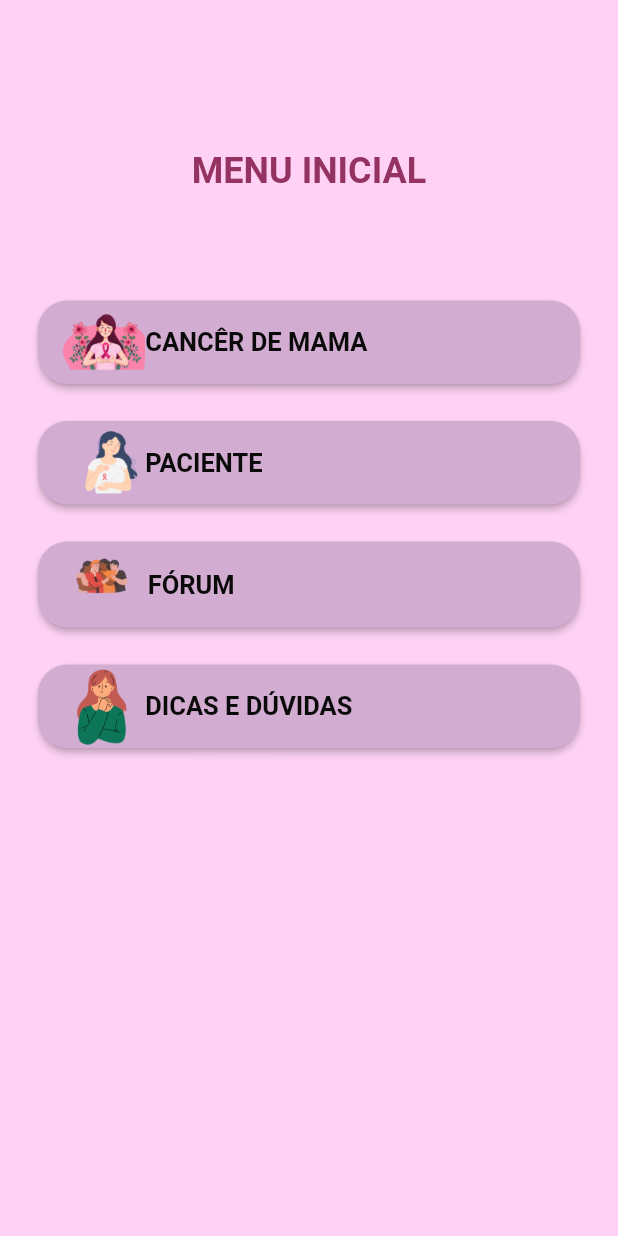
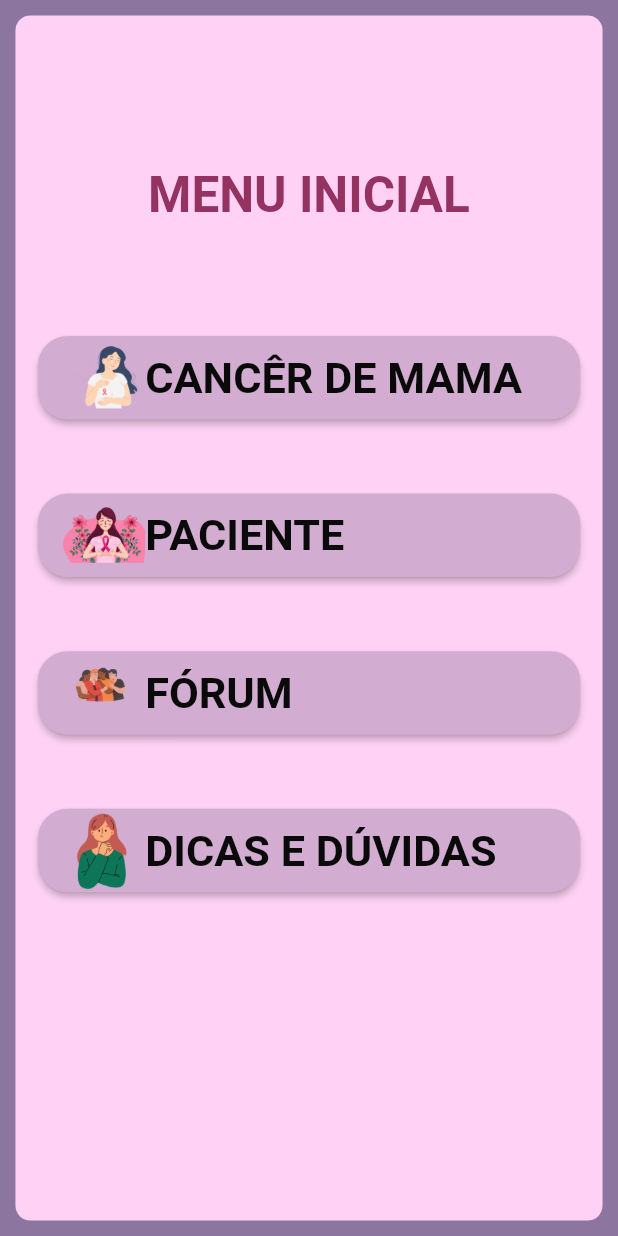
Before and after one commit to andressatlopes/FlutterProject, a Flutter app: the Menu screen opened directly, on a phone screen of 412 x 824 dp. Run offline on Flutter 3.47's test engine with Material 2 defaults, Android fonts, the phone set to English and light mode, and no system bars; our stand-ins replace firebase_auth, firebase_core; accounts and stored records are empty.

```diff
--- a/lib/cadastro.dart
+++ b/lib/cadastro.dart
@@ -4,8 +4,8 @@ import 'package:firebase_core/firebase_core.dart';
 import 'package:firebase_auth/firebase_auth.dart';
 
 void main() async {
-  WidgetsFlutterBinding.ensureInitialized();
-  await Firebase.initializeApp();
+  //await Firebase.initializeApp();
+  //WidgetsFlutterBinding.ensureInitialized();
   runApp(const Cadastro());
 }
 
--- a/lib/cadastro2.dart
+++ b/lib/cadastro2.dart
@@ -7,8 +7,9 @@ import 'package:firebase_core/firebase_core.dart';
 import 'package:firebase_auth/firebase_auth.dart';
 
 void main() async {
-  WidgetsFlutterBinding.ensureInitialized();
-  await Firebase.initializeApp();
+  // await Firebase.initializeApp();
+  //WidgetsFlutterBinding.ensureInitialized();
+
   runApp(const MyApp());
 }
 
--- a/lib/main.dart
+++ b/lib/main.dart
@@ -8,8 +8,18 @@ import 'package:firebase_auth/firebase_auth.dart';
 
 void main() async {
   WidgetsFlutterBinding.ensureInitialized();
+  await Firebase.initializeApp(
+    options: const FirebaseOptions(
+      apiKey: 'AIzaSyDJJI5hxVzrjVWPyxqaLvTZF1tH4xWYuDg',
+      appId: '1:766213068289:web:6d94302cd2928d4e82d200',
+      messagingSenderId: '766213068289',
+      projectId: 'medicinacelso',
+      authDomain: 'medicinacelso.firebaseapp.com',
+      storageBucket: 'medicinacelso.appspot.com',
+      measurementId: 'G-TT4GXQPSV8',
+    ),
+  );
   runApp(const MyApp());
-  await Firebase.initializeApp();
 }
 
 class MyApp extends StatelessWidget {
--- a/lib/menu/menuInicial.dart
+++ b/lib/menu/menuInicial.dart
@@ -1,13 +1,10 @@
+// ignore_for_file: file_names
 import 'package:flutter/material.dart';
 import 'forum.dart';
 import 'package:url_launcher/url_launcher.dart';
 
 final Uri _url = Uri.parse(
     'https://parte-html-cancer-de-mama.tallesgabriel1.repl.co/cancerdemama.html');
-final Uri _url2 = Uri.parse(
-    'https://parte-html-cancer-de-mama.tallesgabriel1.repl.co/DicaseDuvidas.html');
-final Uri _url3 = Uri.parse(
-    'https://parte-html-cancer-de-mama.tallesgabriel1.repl.co/Paciente.html');
 
 void main() {
   runApp(const Menu());
@@ -19,24 +16,36 @@ class Menu extends StatelessWidget {
   @override
   Widget build(BuildContext context) {
     return Scaffold(
-        backgroundColor: const Color.fromARGB(255, 255, 210, 245),
-        body: Column(
+        backgroundColor: const Color(0xFF8C759F),
+        body: Center(
+            child: Container(
+          decoration: BoxDecoration(
+            borderRadius: BorderRadius.circular(10), // Set the border radius
+            color: const Color.fromARGB(
+                255, 255, 210, 245), // Set the background color
+          ),
+          width: MediaQuery.of(context).size.width * 0.95,
+          height: MediaQuery.of(context).size.height -
+              MediaQuery.of(context).size.width * 0.05,
+          /*decoration: BoxDecoration(
+            color: const Color.fromARGB(
+                255, 255, 210, 245), // Set the background color
+            borderRadius: BorderRadius.circular(10), // Set the border radius
+          ),*/
+          child: Column(
             crossAxisAlignment: CrossAxisAlignment.center,
             children: [
-            const SizedBox(
-              height: 100,
-            ),
-            const Text(
+              Padding(
+                padding: const EdgeInsets.only(
+                    left: 30, top: 100, right: 30, bottom: 50),
+                child: Text(
                   'MENU INICIAL',
                   style: TextStyle(
-                fontSize: 24,
+                    fontSize: MediaQuery.of(context).size.width * 0.08,
                     fontWeight: FontWeight.bold,
-                color: Color.fromARGB(255, 148, 51, 98),
+                    color: const Color.fromARGB(255, 148, 51, 98),
                   ),
-              textAlign: TextAlign.center,
                 ),
-            const SizedBox(
-              height: 60,
               ),
               ListView(
                 shrinkWrap: true,
@@ -44,7 +53,49 @@ class Menu extends StatelessWidget {
                   Center(
                     child: Padding(
                       padding: EdgeInsets.symmetric(
-                        vertical: MediaQuery.of(context).size.width * 0.03),
+                          vertical: MediaQuery.of(context).size.width * 0.06),
+                      child: ElevatedButton(
+                        style: ElevatedButton.styleFrom(
+                          backgroundColor: const Color(0xFFd2acd1),
+                          shape: RoundedRectangleBorder(
+                            borderRadius: BorderRadius.circular(20),
+                          ),
+                        ),
+                        onPressed: () async {
+                          await launchUrl(_url);
+                        },
+                        child: SizedBox(
+                          width: MediaQuery.of(context).size.width * 4 / 5,
+                          child: Row(
+                            mainAxisAlignment: MainAxisAlignment.start,
+                            children: [
+                              Image.asset(
+                                'images/imgpaciente.png',
+                                width:
+                                    MediaQuery.of(context).size.width * 0.135,
+                                height:
+                                    MediaQuery.of(context).size.width * 0.135,
+                              ),
+                              Text(
+                                'CANCÊR DE MAMA',
+                                textAlign: TextAlign.center,
+                                style: TextStyle(
+                                  color: const Color.fromARGB(247, 5, 5, 5),
+                                  fontSize:
+                                      MediaQuery.of(context).size.width * 0.07,
+                                  fontWeight: FontWeight.bold,
+                                ),
+                              ),
+                            ],
+                          ),
+                        ),
+                      ),
+                    ),
+                  ),
+                  Center(
+                    child: Padding(
+                      padding: EdgeInsets.symmetric(
+                          vertical: MediaQuery.of(context).size.width * 0.06),
                       child: ElevatedButton(
                         style: ElevatedButton.styleFrom(
                           backgroundColor: const Color(0xFFd2acd1),
@@ -62,15 +113,18 @@ class Menu extends StatelessWidget {
                             children: [
                               Image.asset(
                                 'images/imgcancer.png',
-                              width: MediaQuery.of(context).size.width * 0.135,
-                              height: MediaQuery.of(context).size.width * 0.135,
+                                width:
+                                    MediaQuery.of(context).size.width * 0.135,
+                                height:
+                                    MediaQuery.of(context).size.width * 0.135,
                               ),
-                            const Text(
-                              'CANCÊR DE MAMA',
+                              Text(
+                                'PACIENTE',
                                 textAlign: TextAlign.center,
                                 style: TextStyle(
-                                color: Color.fromARGB(247, 5, 5, 5),
-                                fontSize: 17,
+                                  color: const Color.fromARGB(247, 5, 5, 5),
+                                  fontSize:
+                                      MediaQuery.of(context).size.width * 0.07,
                                   fontWeight: FontWeight.bold,
                                 ),
                               ),
@@ -83,7 +137,7 @@ class Menu extends StatelessWidget {
                   Center(
                     child: Padding(
                       padding: EdgeInsets.symmetric(
-                        vertical: MediaQuery.of(context).size.width * 0.03),
+                          vertical: MediaQuery.of(context).size.width * 0.06),
                       child: ElevatedButton(
                         style: ElevatedButton.styleFrom(
                           backgroundColor: const Color(0xFFd2acd1),
@@ -92,7 +146,9 @@ class Menu extends StatelessWidget {
                           ),
                         ),
                         onPressed: () async {
-                        await launchUrl(_url3);
+                          const String whatsappLink =
+                              'https://chat.whatsapp.com/FloELbSyAXv7p1vVWfiFws';
+                          await launchUrl(Uri.parse(whatsappLink));
                         },
                         child: SizedBox(
                           width: MediaQuery.of(context).size.width * 4 / 5,
@@ -100,16 +156,19 @@ class Menu extends StatelessWidget {
                             mainAxisAlignment: MainAxisAlignment.start,
                             children: [
                               Image.asset(
-                              'images/imgpaciente.png',
-                              width: MediaQuery.of(context).size.width * 0.135,
-                              height: MediaQuery.of(context).size.width * 0.135,
+                                'images/forum.png',
+                                width:
+                                    MediaQuery.of(context).size.width * 0.135,
+                                height:
+                                    MediaQuery.of(context).size.width * 0.135,
                               ),
-                            const Text(
-                              'PACIENTE',
+                              Text(
+                                'FÓRUM',
                                 textAlign: TextAlign.center,
                                 style: TextStyle(
-                                color: Color.fromARGB(247, 5, 5, 5),
-                                fontSize: 17,
+                                  color: const Color.fromARGB(247, 5, 5, 5),
+                                  fontSize:
+                                      MediaQuery.of(context).size.width * 0.07,
                                   fontWeight: FontWeight.bold,
                                 ),
                               ),
@@ -122,7 +181,7 @@ class Menu extends StatelessWidget {
                   Center(
                     child: Padding(
                       padding: EdgeInsets.symmetric(
-                        vertical: MediaQuery.of(context).size.width * 0.03),
+                          vertical: MediaQuery.of(context).size.width * 0.06),
                       child: ElevatedButton(
                         style: ElevatedButton.styleFrom(
                           backgroundColor: const Color(0xFFd2acd1),
@@ -139,55 +198,19 @@ class Menu extends StatelessWidget {
                             mainAxisAlignment: MainAxisAlignment.start,
                             children: [
                               Image.asset(
-                              'images/forum.png',
-                              width: MediaQuery.of(context).size.width * 0.139,
-                              height: MediaQuery.of(context).size.width * 0.139,
+                                'images/imgdicas.png',
+                                width:
+                                    MediaQuery.of(context).size.width * 0.135,
+                                height:
+                                    MediaQuery.of(context).size.width * 0.135,
                               ),
-                            const Text(
-                              'FÓRUM',
-                              textAlign: TextAlign.center,
-                              style: TextStyle(
-                                color: Color.fromARGB(247, 5, 5, 5),
-                                fontSize: 17,
-                                fontWeight: FontWeight.bold,
-                              ),
-                            ),
-                          ],
-                        ),
-                      ),
-                    ),
-                  ),
-                ),
-                Center(
-                  child: Padding(
-                    padding: EdgeInsets.symmetric(
-                        vertical: MediaQuery.of(context).size.width * 0.03),
-                    child: ElevatedButton(
-                      style: ElevatedButton.styleFrom(
-                        backgroundColor: const Color(0xFFd2acd1),
-                        shape: RoundedRectangleBorder(
-                          borderRadius: BorderRadius.circular(20),
-                        ),
-                      ),
-                      onPressed: () async {
-                        await launchUrl(_url2);
-                      },
-                      child: SizedBox(
-                        width: MediaQuery.of(context).size.width * 4 / 5,
-                        child: Row(
-                          mainAxisAlignment: MainAxisAlignment.start,
-                          children: [
-                            Image.asset(
-                              'images/imgdicas.png',
-                              width: MediaQuery.of(context).size.width * 0.135,
-                              height: MediaQuery.of(context).size.width * 0.135,
-                            ),
-                            const Text(
+                              Text(
                                 'DICAS E DÚVIDAS',
                                 textAlign: TextAlign.center,
                                 style: TextStyle(
-                                color: Color.fromARGB(247, 5, 5, 5),
-                                fontSize: 17,
+                                  color: const Color.fromARGB(247, 5, 5, 5),
+                                  fontSize:
+                                      MediaQuery.of(context).size.width * 0.07,
                                   fontWeight: FontWeight.bold,
                                 ),
                               ),
@@ -210,6 +233,7 @@ class Menu extends StatelessWidget {
                 ],
               )*/
             ],
-        ));
+          ),
+        )));
   }
 }
```
Also changed, not shown: lib/firebase_options.dart (added). Lines whose indentation alone changed are shown as unchanged.
